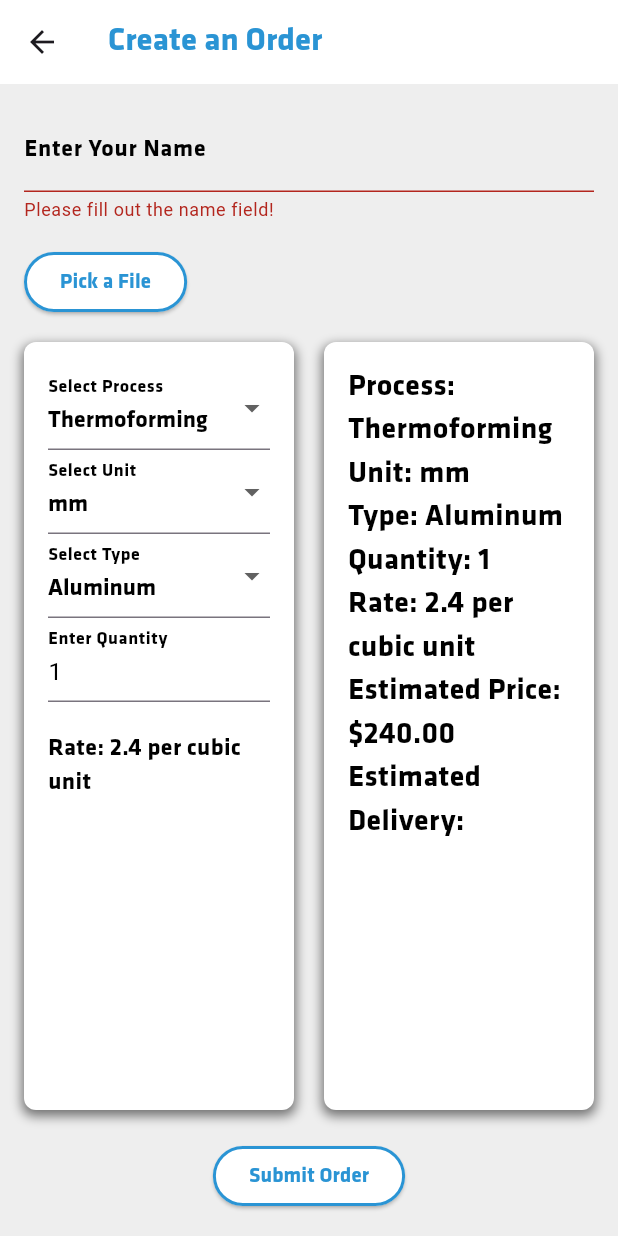
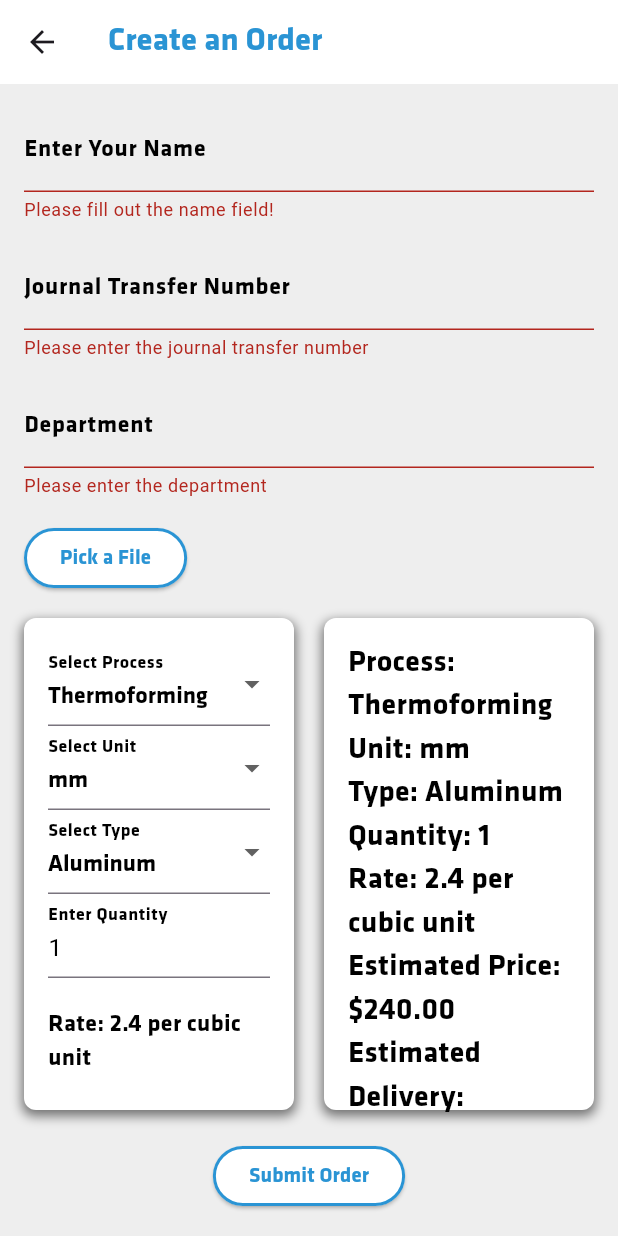
Before and after one commit to jhanel/service_package, a Flutter app: the CreateOrderPage screen opened directly, after a tap on "Submit Order", on a phone screen of 412 x 824 dp. Run offline on Flutter 3.47's test engine with Material 3 defaults, Android fonts, the light colour scheme and no system bars; our stand-ins replace file_picker, logger; missing offline and left inert: universal_html.

Commit message:
Additional form field
added journal entry and deparment

```diff
--- a/project/lib/main.dart
+++ b/project/lib/main.dart
@@ -175,6 +175,8 @@ class CreateOrderPageState extends State<CreateOrderPage> {
   int _quantity = 1;
   List<dynamic> rates = [];
   final TextEditingController _nameController = TextEditingController();
+  final TextEditingController _journalNumController = TextEditingController();
+  final TextEditingController _departmentController = TextEditingController();
 
   void _loadRates() {
     String jsonString = '''
@@ -311,6 +313,50 @@ Widget build(BuildContext context) {
                 return null;
               },
             ),
+            const SizedBox(height: 16.0),
+
+            // Department section
+            TextFormField(
+              controller: _journalNumController,
+              decoration: const InputDecoration(
+                labelText: 'Journal Transfer Number',
+                labelStyle: TextStyle(
+                  color: Color(0xFF000000),
+                  fontFamily: 'Klavika',
+                  fontWeight: FontWeight.normal,
+                ),
+              ),
+              style: const TextStyle(color: Color(0xFF000000)),
+              validator: (value) {
+                if(value == null || value.isEmpty) {
+                  return 'Please enter the journal transfer number';
+                }
+                return null;
+              },
+            ),
+
+            const SizedBox(height: 16.0),
+
+            // Department section
+            TextFormField(
+              controller: _departmentController,
+              decoration: const InputDecoration(
+                labelText: 'Department',
+                labelStyle: TextStyle(
+                  color: Color(0xFF000000),
+                  fontFamily: 'Klavika',
+                  fontWeight: FontWeight.normal,
+                ),
+              ),
+              style: const TextStyle(color: Color(0xFF000000)),
+              validator: (value) {
+                if(value == null || value.isEmpty) {
+                  return 'Please enter the department';
+                }
+                return null;
+              },
+            ),
+
             const SizedBox(height: 16.0),
 
             // "Pick a File" Section
```
